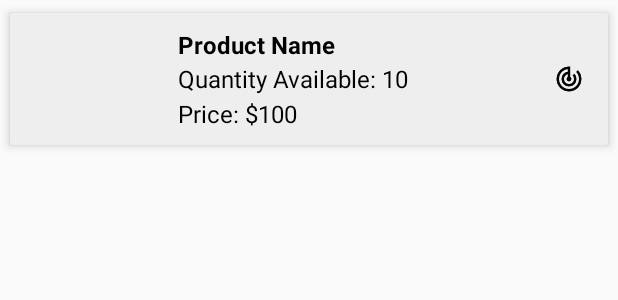
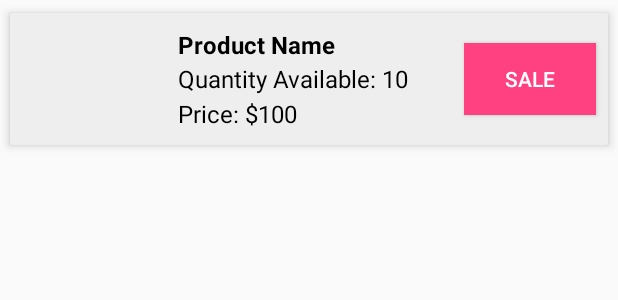
Before and after one commit to navenduagarwal/inventoryapp, an Android app: the layout list_item.xml on its own in the app's theme, with its tools: preview values and no code run, on a phone screen of 412 x 824 dp. Shown: the top 300 px of the screen. Run offline under Robolectric (Android 15) with nearby library versions, the phone set to English and light mode, and no system bars.

Commit message:
- updated list view to include sale button that reduce quantity by one. After each sale user need to refresh view manually - added dialog interface for delete all and delete record.

```diff
--- a/app/src/main/java/com/example/navendu/inventoryapp/data/InventoryDbHelper.java
+++ b/app/src/main/java/com/example/navendu/inventoryapp/data/InventoryDbHelper.java
@@ -128,7 +128,6 @@ public class InventoryDbHelper extends SQLiteOpenHelper {
     //Update product quantity data in the table
     public void updateData(int recordId, int qtyavl, int qtysold, int quantityPosChange) {
         SQLiteDatabase db = this.getWritableDatabase();
-
         ContentValues updatedValues = new ContentValues();
         updatedValues.put(ProductEntry._ID, recordId);
         updatedValues.put(ProductEntry.COLUMN_QTY_AVL, qtyavl + quantityPosChange);
@@ -136,6 +135,7 @@ public class InventoryDbHelper extends SQLiteOpenHelper {
             updatedValues.put(ProductEntry.COLUMN_QTY_SOLD, qtysold - quantityPosChange);
         }
         db.update(ProductEntry.TABLE_NAME, updatedValues, ProductEntry._ID + "= ?", new String[]{Long.toString(recordId)});
+        db.close();
     }
 
     public ArrayList<Product> getAllData() {
--- a/app/src/main/res/layout/list_item.xml
+++ b/app/src/main/res/layout/list_item.xml
@@ -70,13 +70,17 @@
                 tools:text="Price: $100" />
         </LinearLayout>
 
-        <ImageView
-            android:id="@+id/icon_image"
-            android:layout_width="36dp"
-            android:layout_height="36dp"
+        <Button
+            android:id="@+id/button_sale_list"
+            android:layout_width="wrap_content"
+            android:layout_height="wrap_content"
             android:layout_alignParentRight="true"
             android:layout_centerVertical="true"
-            android:paddingRight="16dp"
-            android:src="@drawable/ic_track_changes_black_36dp" />
+            android:layout_marginRight="8dp"
+            android:background="@color/colorAccent"
+            android:focusable="false"
+            android:text="@string/button_list_label"
+            android:textColor="@android:color/white" />
+
     </RelativeLayout>
 </android.support.v7.widget.CardView>
--- a/app/src/main/res/values/strings.xml
+++ b/app/src/main/res/values/strings.xml
@@ -4,6 +4,7 @@
     <string name="activity_productadd_label">Add Product</string>
     <string name="activity_detail_label">Product Detail</string>
     <!--button labels-->
+    <string name="button_list_label">Sale</string>
     <string name="button_add">Add</string>
     <string name="button_refresh">Refresh</string>
     <string name="buton_deleteAll">Delete All</string>
@@ -12,6 +13,9 @@
     <string name="button_shipment">Add</string>
     <string name="button_order">Order</string>
     <string name="button_delete">Delete Record</string>
+
+    <string name="dialog_delete_confirm">Are you sure you want to delete?</string>
+    <string name="dialog_delete_confirm_all">Are you sure you want to delete all records?</string>
 
     <string name="empty_list">Add new products to the inventory list</string>
 
```
Also changed, not shown: app/src/main/java/com/example/navendu/inventoryapp/DetailActivity.java (+16 -0 lines), app/src/main/java/com/example/navendu/inventoryapp/MainActivity.java (+30 -6 lines), app/src/main/java/com/example/navendu/inventoryapp/ProductAdapter.java (+24 -4 lines), app/src/main/res/drawable-hdpi/ic_shopping_cart_black_48dp.png (added), app/src/main/res/drawable-hdpi/ic_track_changes_black_36dp.png (deleted), app/src/main/res/drawable-mdpi/ic_shopping_cart_black_48dp.png (added), app/src/main/res/drawable-mdpi/ic_track_changes_black_36dp.png (deleted), app/src/main/res/drawable-xhdpi/ic_shopping_cart_black_48dp.png (added), app/src/main/res/drawable-xhdpi/ic_track_changes_black_36dp.png (deleted), app/src/main/res/drawable-xxhdpi/ic_shopping_cart_black_48dp.png (added), app/src/main/res/drawable-xxhdpi/ic_track_changes_black_36dp.png (deleted), app/src/main/res/drawable-xxxhdpi/ic_shopping_cart_black_48dp.png (added), app/src/main/res/drawable-xxxhdpi/ic_track_changes_black_36dp.png (deleted), 1 other file.
